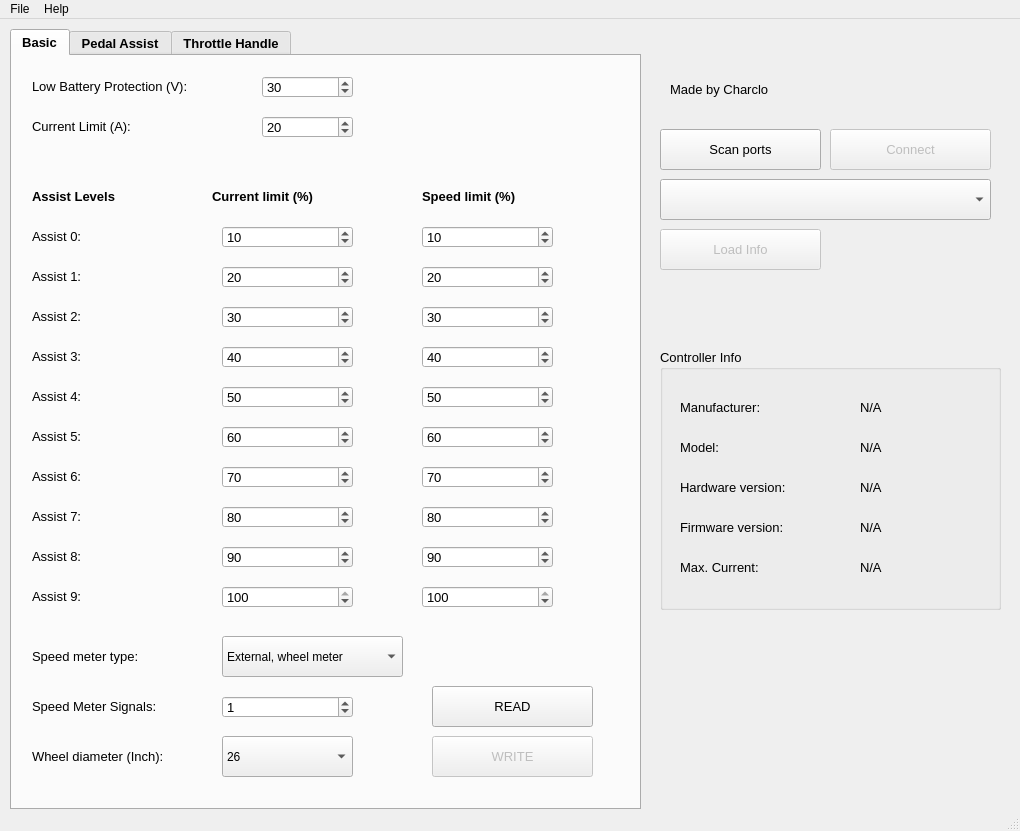
charclo/bafang-python, file BafangConfigTool.ui: the form before one commit.
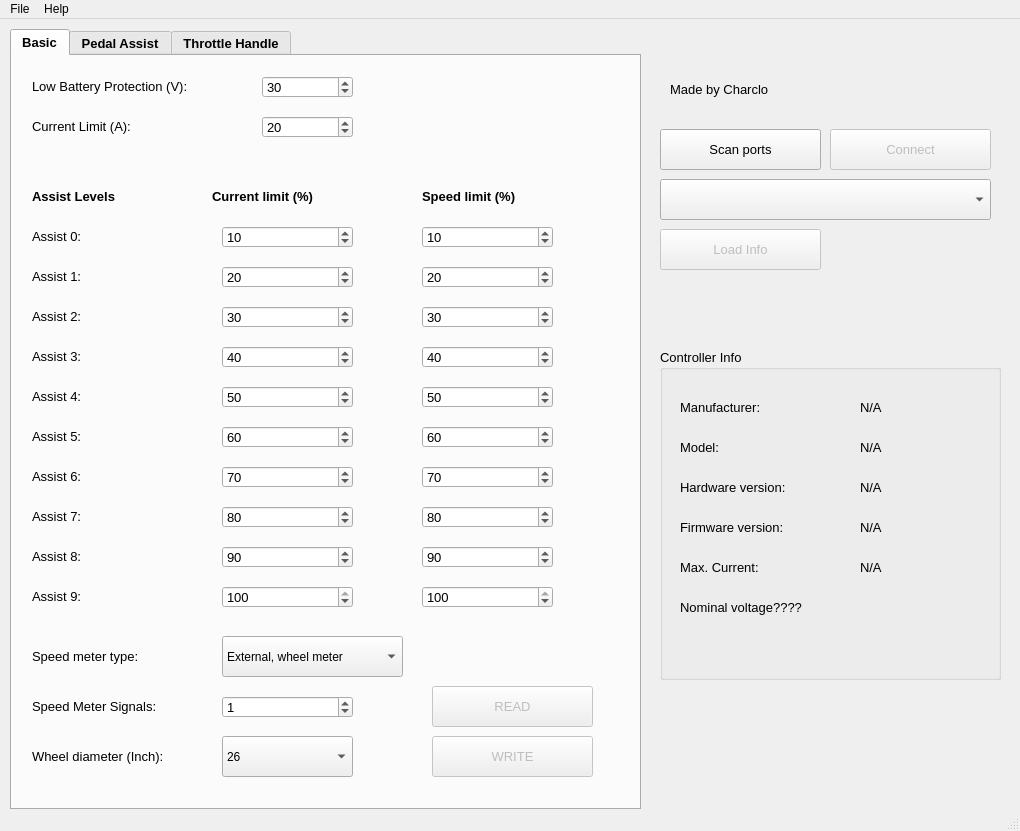
The form after the commit. Icons and pictures are not drawn.

```diff
--- a/BafangConfigTool.ui
+++ b/BafangConfigTool.ui
@@ -1289,6 +1289,9 @@
       </property>
      </widget>
      <widget class="QPushButton" name="pushButtonRead">
+      <property name="enabled">
+       <bool>false</bool>
+      </property>
       <property name="geometry">
        <rect>
         <x>420</x>
@@ -1355,7 +1358,7 @@
       <x>660</x>
       <y>330</y>
       <width>341</width>
-      <height>261</height>
+      <height>331</height>
      </rect>
     </property>
     <property name="font">
@@ -1595,6 +1598,27 @@
       <string>N/A</string>
      </property>
     </widget>
+    <widget class="QLabel" name="labelMaxCurrent_3">
+     <property name="geometry">
+      <rect>
+       <x>20</x>
+       <y>250</y>
+       <width>151</width>
+       <height>16</height>
+      </rect>
+     </property>
+     <property name="font">
+      <font>
+       <pointsize>10</pointsize>
+      </font>
+     </property>
+     <property name="locale">
+      <locale language="English" country="UnitedKingdom"/>
+     </property>
+     <property name="text">
+      <string>Nominal voltage????</string>
+     </property>
+    </widget>
    </widget>
    <widget class="QPushButton" name="pushButtonScan">
     <property name="geometry">
```
